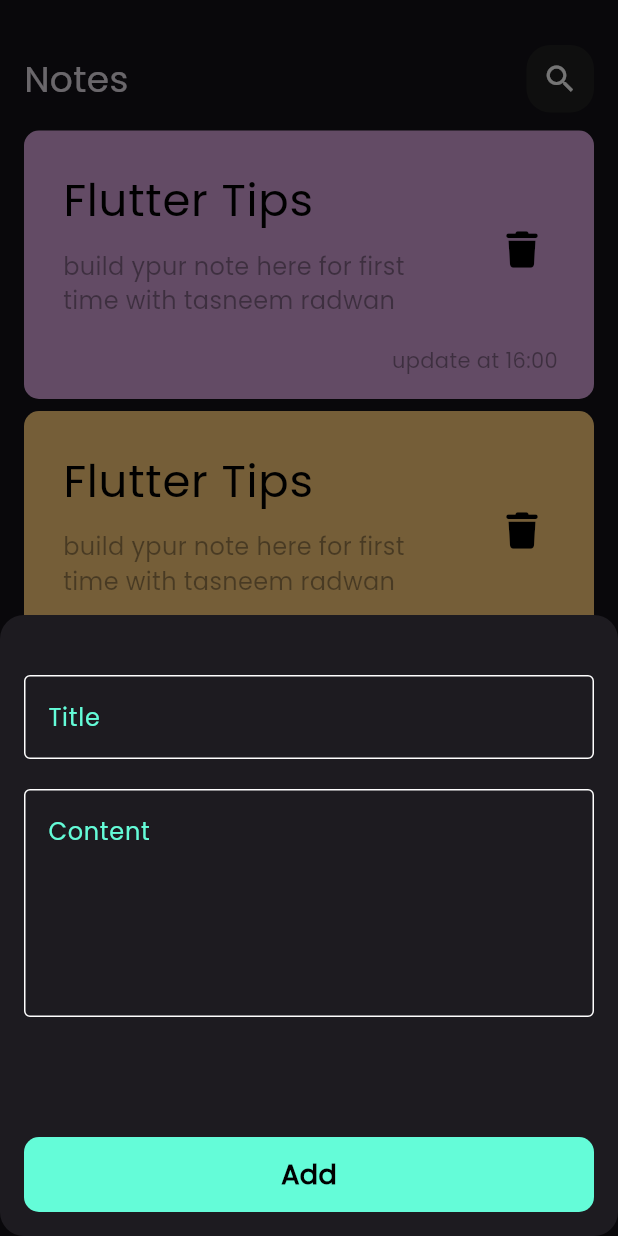
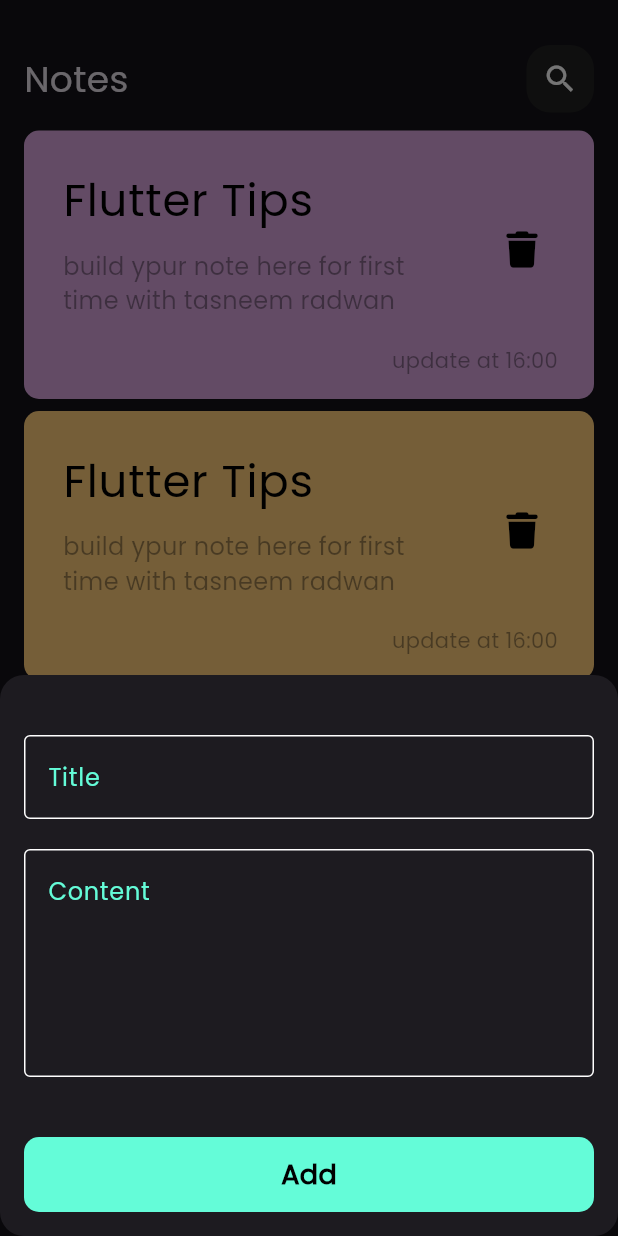
Before and after one commit to Taassneem/notes_app, a Flutter app: the screen it shows after launch, after a tap on the "add" icon, on a phone screen of 412 x 824 dp. Run offline on Flutter 3.47's test engine with Material 3 defaults, Android fonts, the phone set to English and light mode, and no system bars; our stand-ins replace flutter_bloc, font_awesome_flutter, hive, hive_flutter; accounts and stored records are empty.

Commit message:
finish add note bottom sheet

```diff
--- a/lib/constant.dart
+++ b/lib/constant.dart
@@ -1,3 +1,4 @@
 import 'package:flutter/material.dart';
 
 const kPrimaryColor = Color(0xff64FCD8);
+const kOpenBox = 'note_box';
--- /dev/null
+++ b/lib/cubits/add_note_cubit/add_note_state.dart
@@ -0,0 +1,15 @@
+part of 'add_note_cubit.dart';
+
+sealed class AddNoteState {}
+
+final class AddNoteInitial extends AddNoteState {}
+
+final class AddNoteLoading extends AddNoteState {}
+
+final class AddNoteSucces extends AddNoteState {}
+
+final class AddNoteFailure extends AddNoteState {
+  final String errorMessage;
+
+  AddNoteFailure(this.errorMessage);
+}
--- a/lib/main.dart
+++ b/lib/main.dart
@@ -1,8 +1,18 @@
 import 'package:flutter/material.dart';
+import 'package:flutter_bloc/flutter_bloc.dart';
+import 'package:hive_flutter/hive_flutter.dart';
+import 'package:notes_app/constant.dart';
+import 'package:notes_app/simple_bloc_obseerver.dart';
 import 'package:notes_app/views/edit_note_view.dart';
 import 'package:notes_app/views/home_view.dart';
 
-void main() {
+import 'models/note_model.dart';
+
+void main() async {
+  await Hive.initFlutter();
+  Bloc.observer = SimpleBlocObserver();
+  Hive.registerAdapter(NoteModelAdapter());
+  await Hive.openBox<NoteModel>(kOpenBox);
   runApp(const NotesApp());
 }
 
@@ -21,7 +31,7 @@ class NotesApp extends StatelessWidget {
         EditNoteView.id: (context) => const EditNoteView(),
         HomeView.id: (context) => const HomeView()
       },
-      home: const HomeView(),
+      initialRoute: HomeView.id,
     );
   }
 }
--- /dev/null
+++ b/lib/models/note_model.dart
@@ -0,0 +1,19 @@
+import 'package:hive/hive.dart';
+part 'note_model.g.dart';
+@HiveType(typeId: 0)
+class NoteModel {
+  @HiveField(0)
+  final String title;
+  @HiveField(1)
+  final String subTitle;
+  @HiveField(2)
+  final int color;
+  @HiveField(3)
+  final String date;
+
+  const NoteModel(
+      {required this.title,
+      required this.subTitle,
+      required this.color,
+      required this.date});
+}
--- a/lib/views/edit_note_view.dart
+++ b/lib/views/edit_note_view.dart
@@ -1,6 +1,6 @@
 import 'package:flutter/material.dart';
-import 'package:notes_app/widgets/custom_appbar.dart';
-import 'package:notes_app/widgets/custom_text_field.dart';
+import 'package:notes_app/views/widgets/custom_appbar.dart';
+import 'package:notes_app/views/widgets/custom_text_field.dart';
 
 class EditNoteView extends StatelessWidget {
   const EditNoteView({super.key});
--- a/lib/views/home_view.dart
+++ b/lib/views/home_view.dart
@@ -1,7 +1,7 @@
 import 'package:flutter/material.dart';
-import 'package:notes_app/widgets/custom_appbar.dart';
-import 'package:notes_app/widgets/custom_bottom_sheet.dart';
-import 'package:notes_app/widgets/note_list_view.dart';
+import 'package:notes_app/views/widgets/custom_appbar.dart';
+import 'package:notes_app/views/widgets/custom_bottom_sheet.dart';
+import 'package:notes_app/views/widgets/note_list_view.dart';
 
 class HomeView extends StatelessWidget {
   const HomeView({super.key});
@@ -24,8 +24,10 @@ class HomeView extends StatelessWidget {
       floatingActionButton: FloatingActionButton(
         onPressed: () {
           showModalBottomSheet(
+              isScrollControlled: true,
               shape: RoundedRectangleBorder(
-                  borderRadius: BorderRadius.circular(16)),
+                borderRadius: BorderRadius.circular(16),
+              ),
               context: context,
               builder: (context) => const ModelBottomSheet());
         },
--- /dev/null
+++ b/lib/views/widgets/add_note_form.dart
@@ -0,0 +1,76 @@
+import 'package:flutter/material.dart';
+import 'package:flutter_bloc/flutter_bloc.dart';
+import 'package:notes_app/cubits/add_note_cubit/add_note_cubit.dart';
+import 'package:notes_app/models/note_model.dart';
+import 'custom_button.dart';
+import 'custom_text_field.dart';
+
+class AddNoteForm extends StatefulWidget {
+  const AddNoteForm({
+    super.key,
+  });
+
+  @override
+  State<AddNoteForm> createState() => _AddNoteFormState();
+}
+
+class _AddNoteFormState extends State<AddNoteForm> {
+  final GlobalKey<FormState> formKey = GlobalKey();
+  AutovalidateMode mode = AutovalidateMode.disabled;
+  String? title, content;
+  @override
+  Widget build(BuildContext context) {
+    return Form(
+      key: formKey,
+      child: Column(
+        children: [
+          const SizedBox(
+            height: 40,
+          ),
+          CustomTextField(
+              onSaved: (value) {
+                title = value;
+              },
+              hint: 'Title'),
+          const SizedBox(
+            height: 20,
+          ),
+          CustomTextField(
+            onSaved: (value) {
+              content = value;
+            },
+            hint: 'Content',
+            maxLines: 5,
+          ),
+          const SizedBox(
+            height: 40,
+          ),
+          BlocBuilder<AddNoteCubit, AddNoteState>(
+            builder: (context, state) {
+              return CustomButton(
+                isLoading: state is AddNoteLoading ? true : false,
+                onTap: () {
+                  if (formKey.currentState!.validate()) {
+                    formKey.currentState!.save();
+                    var noteModel = NoteModel(
+                        title: title!,
+                        subTitle: content!,
+                        color: Colors.red.value,
+                        date: DateTime.now().toString());
+                    BlocProvider.of<AddNoteCubit>(context).addNote(noteModel);
+                  } else {
+                    mode = AutovalidateMode.always;
+                    setState(() {});
+                  }
+                },
+              );
+            },
+          ),
+          const SizedBox(
+            height: 16,
+          )
+        ],
+      ),
+    );
+  }
+}
--- /dev/null
+++ b/lib/views/widgets/custom_bottom_sheet.dart
@@ -0,0 +1,40 @@
+import 'dart:developer';
+import 'package:flutter/material.dart';
+import 'package:flutter_bloc/flutter_bloc.dart';
+import 'package:notes_app/cubits/add_note_cubit/add_note_cubit.dart';
+import 'add_note_form.dart';
+
+class ModelBottomSheet extends StatelessWidget {
+  const ModelBottomSheet({super.key});
+
+  @override
+  Widget build(BuildContext context) {
+    return BlocProvider(
+      create: (context) => AddNoteCubit(),
+      child: BlocConsumer<AddNoteCubit, AddNoteState>(
+        listener: (context, state) {
+          if (state is AddNoteSucces) {
+            Navigator.pop(context);
+          } else if (state is AddNoteFailure) {
+            log('there is a failure ${state.errorMessage}');
+          }
+        },
+        builder: (context, state) {
+          return AbsorbPointer(
+            absorbing: state is AddNoteLoading ? true : false,
+            child: Padding(
+              padding: EdgeInsets.only(
+                left: 16.0,
+                right: 16,
+                bottom: MediaQuery.of(context).viewInsets.bottom,
+              ),
+              child: const SingleChildScrollView(
+                child: AddNoteForm(),
+              ),
+            ),
+          );
+        },
+      ),
+    );
+  }
+}
--- /dev/null
+++ b/lib/views/widgets/custom_button.dart
@@ -0,0 +1,36 @@
+import 'package:flutter/material.dart';
+import 'package:notes_app/constant.dart';
+
+class CustomButton extends StatelessWidget {
+  const CustomButton({super.key, required this.onTap, this.isLoading = false});
+  final void Function()? onTap;
+  final bool isLoading;
+  @override
+  Widget build(BuildContext context) {
+    return GestureDetector(
+      onTap: onTap,
+      child: Container(
+        width: MediaQuery.of(context).size.width,
+        height: 50,
+        decoration: BoxDecoration(
+            color: kPrimaryColor, borderRadius: BorderRadius.circular(10)),
+        child: Center(
+          child: isLoading == true
+              ? const SizedBox(
+                  width: 25,
+                  height: 25,
+                  child: CircularProgressIndicator(),
+                )
+              : const Text(
+                  'Add',
+                  style: TextStyle(
+                    color: Colors.black,
+                    fontWeight: FontWeight.w800,
+                    fontSize: 18,
+                  ),
+                ),
+        ),
+      ),
+    );
+  }
+}
--- a/lib/widgets/custom_text_field.dart
+++ b/lib/views/widgets/custom_text_field.dart
@@ -2,12 +2,21 @@ import 'package:flutter/material.dart';
 import 'package:notes_app/constant.dart';
 
 class CustomTextField extends StatelessWidget {
-  const CustomTextField({super.key, required this.hint, this.maxLines = 1});
+  const CustomTextField(
+      {super.key, required this.hint, this.maxLines = 1, this.onSaved});
   final String hint;
   final int maxLines;
+  final void Function(String?)? onSaved;
   @override
   Widget build(BuildContext context) {
-    return TextField(
+    return TextFormField(
+      onSaved: onSaved,
+      validator: (value) {
+        if (value?.isEmpty ?? true) {
+          return 'Field is required';
+        }
+        return null;
+      },
       maxLines: maxLines,
       cursorColor: kPrimaryColor,
       decoration: InputDecoration(
--- a/lib/widgets/note_list_view.dart
+++ b/lib/views/widgets/note_list_view.dart
@@ -1,5 +1,5 @@
 import 'package:flutter/material.dart';
-import 'package:notes_app/widgets/note.dart';
+import 'package:notes_app/views/widgets/note.dart';
 
 class NoteListView extends StatelessWidget {
   const NoteListView({super.key});
--- a/lib/widgets/custom_bottom_sheet.dart
+++ /dev/null
@@ -1,38 +0,0 @@
-import 'package:flutter/material.dart';
-import 'package:notes_app/widgets/custom_elevated_button.dart';
-import 'package:notes_app/widgets/custom_text_field.dart';
-
-class ModelBottomSheet extends StatelessWidget {
-  const ModelBottomSheet({super.key});
-
-  @override
-  Widget build(BuildContext context) {
-    return const Padding(
-      padding: EdgeInsets.symmetric(horizontal: 16.0),
-      child: SingleChildScrollView(
-        child: Column(
-          children: [
-            SizedBox(
-              height: 40,
-            ),
-            CustomTextField(hint: 'Title'),
-            SizedBox(
-              height: 20,
-            ),
-            CustomTextField(
-              hint: 'Content',
-              maxLines: 5,
-            ),
-            SizedBox(
-              height: 80,
-            ),
-            CustomElevatedButton(),
-            SizedBox(
-              height: 16,
-            )
-          ],
-        ),
-      ),
-    );
-  }
-}
--- a/lib/widgets/custom_elevated_button.dart
+++ /dev/null
@@ -1,27 +0,0 @@
-
-import 'package:flutter/material.dart';
-import 'package:notes_app/constant.dart';
-
-class CustomElevatedButton extends StatelessWidget {
-  const CustomElevatedButton({super.key});
-
-  @override
-  Widget build(BuildContext context) {
-    return Container(
-      width: MediaQuery.of(context).size.width,
-      height: 50,
-      decoration: BoxDecoration(
-          color: kPrimaryColor, borderRadius: BorderRadius.circular(10)),
-      child: const Center(
-        child: Text(
-          'Add',
-          style: TextStyle(
-            color: Colors.black,
-            fontWeight: FontWeight.w800,
-            fontSize: 18,
-          ),
-        ),
-      ),
-    );
-  }
-}
```
Also changed, not shown: lib/cubits/add_note_cubit/add_note_cubit.dart (added, +20 -0 lines), lib/simple_bloc_obseerver.dart (added, +35 -0 lines), lib/views/widgets/note.dart (renamed from lib/widgets/note.dart, +27 -8 lines), pubspec.yaml (+11 -20 lines), lib/models/note_model.g.dart (added), lib/views/widgets/custom_appbar.dart (renamed from lib/widgets/custom_appbar.dart), pubspec.lock, 5 other files.
